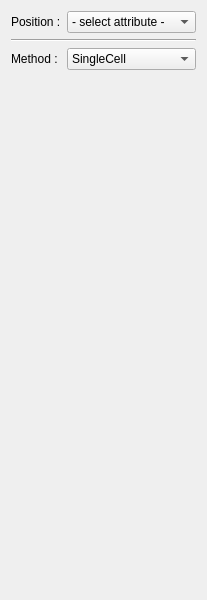
cgogn/CGoGN, file SCHNApps/Plugins/surface_selection/forms/surface_selection.ui: the form before one commit.
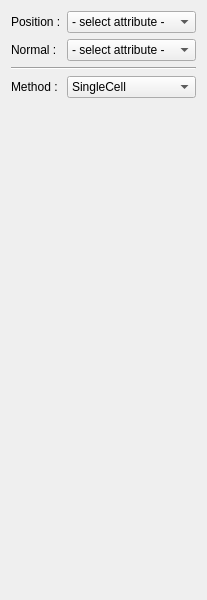
The form after the commit.

Commit message: add normal angle selector to surface selection plugin

Diff of the .ui file:
```diff
--- a/SCHNApps/Plugins/surface_selection/forms/surface_selection.ui
+++ b/SCHNApps/Plugins/surface_selection/forms/surface_selection.ui
@@ -14,43 +14,7 @@
    <string>Form</string>
   </property>
   <layout class="QGridLayout" name="gridLayout">
-   <item row="0" column="0">
-    <widget class="QLabel" name="label_2">
-     <property name="text">
-      <string>Position :</string>
-     </property>
-    </widget>
-   </item>
-   <item row="0" column="1">
-    <widget class="QComboBox" name="combo_positionAttribute">
-     <property name="sizePolicy">
-      <sizepolicy hsizetype="Expanding" vsizetype="Fixed">
-       <horstretch>0</horstretch>
-       <verstretch>0</verstretch>
-      </sizepolicy>
-     </property>
-     <item>
-      <property name="text">
-       <string>- select attribute -</string>
-      </property>
-     </item>
-    </widget>
-   </item>
-   <item row="1" column="0" colspan="2">
-    <widget class="Line" name="line">
-     <property name="orientation">
-      <enum>Qt::Horizontal</enum>
-     </property>
-    </widget>
-   </item>
-   <item row="2" column="0">
-    <widget class="QLabel" name="label_3">
-     <property name="text">
-      <string>Method :</string>
-     </property>
-    </widget>
-   </item>
-   <item row="2" column="1">
+   <item row="3" column="1">
     <widget class="QComboBox" name="combo_selectionMethod">
      <property name="sizePolicy">
       <sizepolicy hsizetype="Expanding" vsizetype="Fixed">
@@ -70,7 +34,7 @@
      </item>
     </widget>
    </item>
-   <item row="3" column="1">
+   <item row="4" column="1">
     <spacer name="verticalSpacer">
      <property name="orientation">
       <enum>Qt::Vertical</enum>
@@ -83,6 +47,58 @@
      </property>
     </spacer>
    </item>
+   <item row="3" column="0">
+    <widget class="QLabel" name="label_3">
+     <property name="text">
+      <string>Method :</string>
+     </property>
+    </widget>
+   </item>
+   <item row="2" column="0" colspan="2">
+    <widget class="Line" name="line">
+     <property name="orientation">
+      <enum>Qt::Horizontal</enum>
+     </property>
+    </widget>
+   </item>
+   <item row="0" column="1">
+    <widget class="QComboBox" name="combo_positionAttribute">
+     <property name="sizePolicy">
+      <sizepolicy hsizetype="Expanding" vsizetype="Fixed">
+       <horstretch>0</horstretch>
+       <verstretch>0</verstretch>
+      </sizepolicy>
+     </property>
+     <item>
+      <property name="text">
+       <string>- select attribute -</string>
+      </property>
+     </item>
+    </widget>
+   </item>
+   <item row="0" column="0">
+    <widget class="QLabel" name="label_2">
+     <property name="text">
+      <string>Position :</string>
+     </property>
+    </widget>
+   </item>
+   <item row="1" column="0">
+    <widget class="QLabel" name="label">
+     <property name="text">
+      <string>Normal :</string>
+     </property>
+    </widget>
+   </item>
+   <item row="1" column="1">
+    <widget class="QComboBox" name="combo_normalAttribute">
+     <item>
+      <property name="text">
+       <string>- select attribute -</string>
+      </property>
+     </item>
+    </widget>
+   </item>
   </layout>
  </widget>
  <resources/>
```
Left out of the diff: 5 changed lines with no effect on the pictures. The commit also changes 7 other files.
